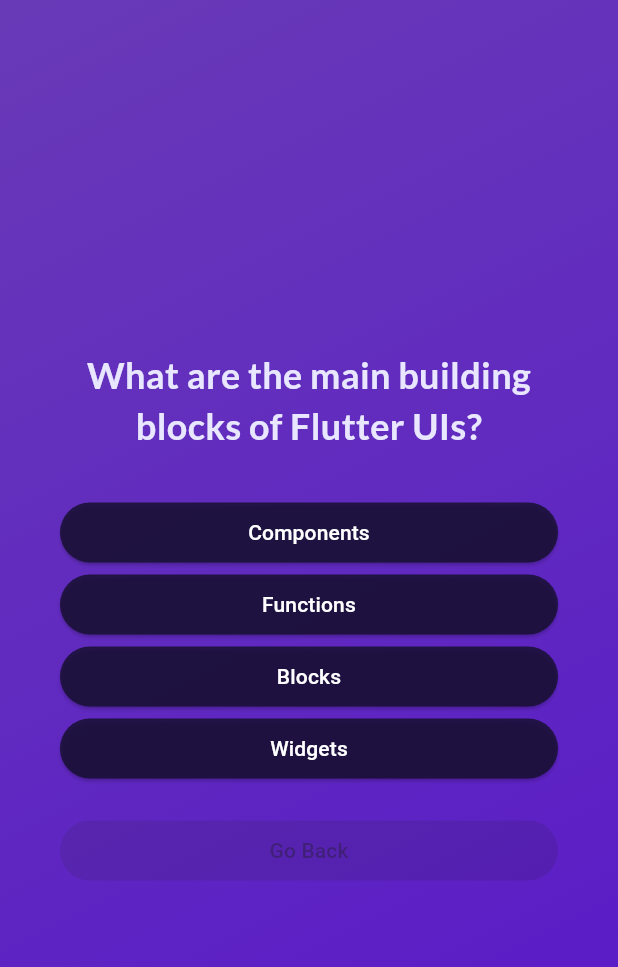
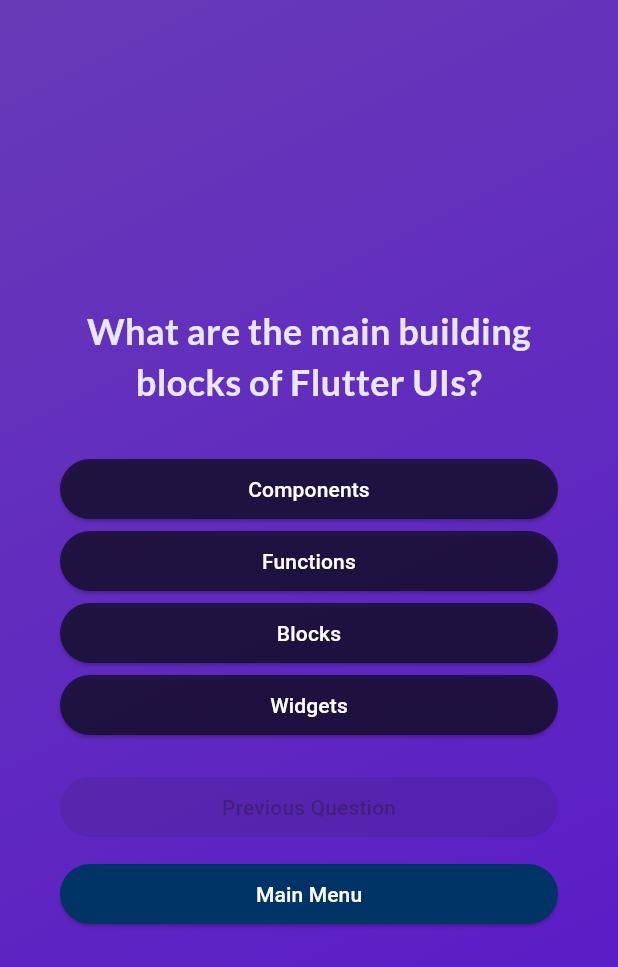
Before and after one commit to MKbrun/quiz_app_1, a Flutter app: the screen it shows after launch, after a tap on "Start Quiz", on a phone screen of 412 x 824 dp. Shown: the top 967 px of the screen. Run offline on Flutter 3.47's test engine with Material 3 defaults, Android fonts, the phone set to English and light mode, and no system bars; our stand-ins replace google_fonts.

Commit message:
created main menu button to navigate back

```diff
--- a/lib/questions_screen.dart
+++ b/lib/questions_screen.dart
@@ -9,14 +9,16 @@
     required this.onSelectAnswer,
     required this.onGoBack,
     required this.canGoBack,
-    required this.currentQuestionIndex, // Accept the currentQuestionIndex from the parent
+    required this.currentQuestionIndex,
+    required this.onGoToMainMenu, // Accept the currentQuestionIndex from the parent
   });
 
   final void Function(String answer) onSelectAnswer;
   final void Function() onGoBack; // Callback for going back
   final bool
       canGoBack; // Whether the user can go back (only true after the first question)
-  final int currentQuestionIndex; // The current question index
+  final int currentQuestionIndex;
+  final void Function() onGoToMainMenu; // The current question index
 
   @override
   State<QuestionsScreen> createState() {
@@ -62,11 +64,21 @@
                   ? widget.onGoBack
                   : null, // Disable if not allowed to go back
               style: ElevatedButton.styleFrom(
-                backgroundColor: widget.canGoBack
-                    ? Colors.blue
-                    : Colors.grey, // Gray out button when disabled
+                backgroundColor: widget.canGoBack ? Colors.blue : Colors.grey,
+                foregroundColor: Colors.white, // Gray out button when disabled
               ),
-              child: const Text('Go Back'),
+              child: const Text('Previous Question'),
+            ),
+            const SizedBox(height: 10),
+            // "Main Menu" button
+            ElevatedButton(
+              onPressed: widget.onGoToMainMenu,
+              style: ElevatedButton.styleFrom(
+                backgroundColor: const Color.fromARGB(
+                    255, 0, 51, 102), // Dark blue background
+                foregroundColor: Colors.white, // White text
+              ),
+              child: const Text('Main Menu'),
             ),
           ],
         ),
--- a/lib/questions_summary/question_identifier.dart
+++ b/lib/questions_summary/question_identifier.dart
@@ -2,6 +2,7 @@
 
 class QuestionIdentifier extends StatelessWidget {
   const QuestionIdentifier({
+    super.key,
     superkey,
     required this.isCorrectAnswer,
     required this.questionIndex,
--- a/lib/quiz.dart
+++ b/lib/quiz.dart
@@ -19,7 +19,14 @@
 
   void switchScreen() {
     setState(() {
-      activeScreen = 'question-screen';
+      // If they have already started the quiz, resume from the current question
+      if (selectedAnswers.isNotEmpty) {
+        activeScreen =
+            'question-screen'; // Resume the quiz from where they left off
+      } else {
+        activeScreen =
+            'question-screen'; // If they haven't started, start a new quiz
+      }
     });
   }
 
@@ -47,6 +54,13 @@
     }
   }
 
+  void goToMainMenu() {
+    setState(() {
+      activeScreen =
+          'start-screen'; // Only switch the screen to the start screen
+    });
+  }
+
   void restartQuiz() {
     setState(() {
       selectedAnswers = [];
@@ -67,6 +81,7 @@
             currentQuestionIndex > 0, // Enable back button after first question
         currentQuestionIndex:
             currentQuestionIndex, // Pass the current question index
+        onGoToMainMenu: goToMainMenu,
       );
     }
 
```
